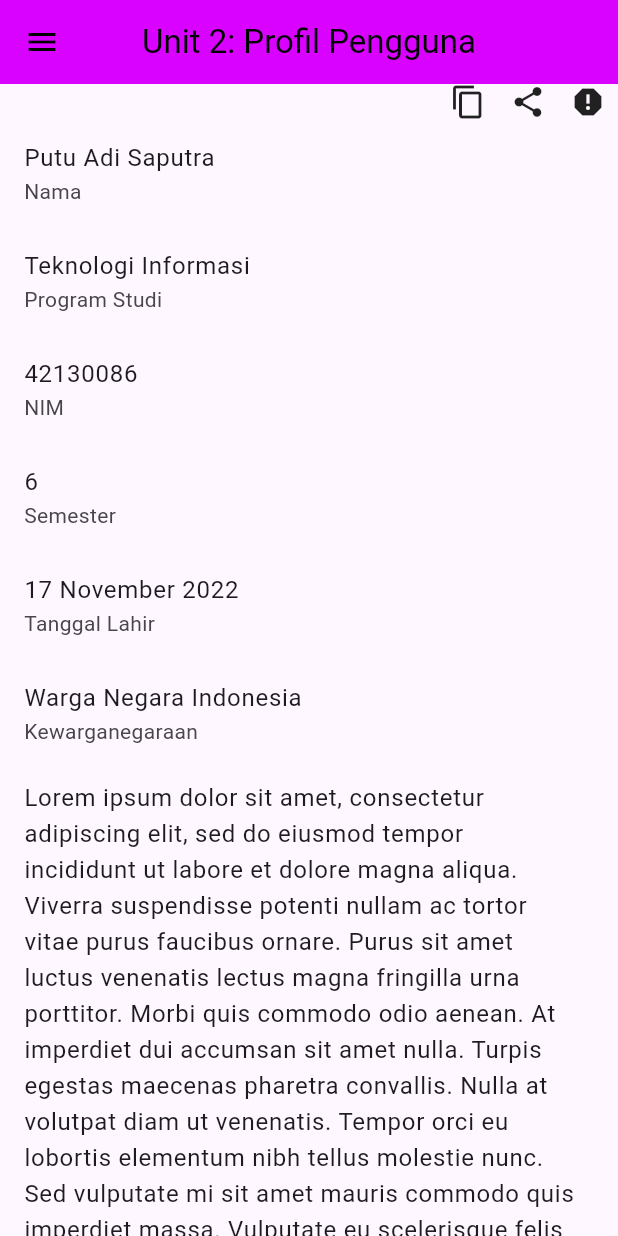
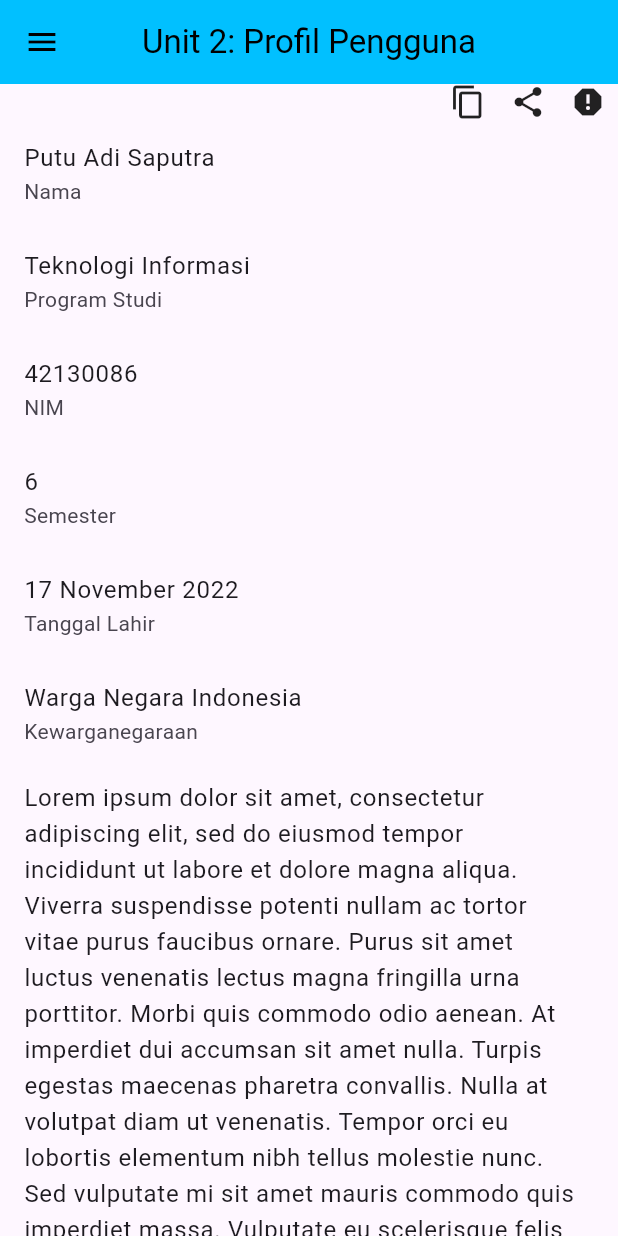
Before and after one commit to narutompel/praktikum_multiplatform_unit_3, a Flutter app: the screen it shows after launch, on a phone screen of 412 x 824 dp. Run offline on Flutter 3.47's test engine with Material 3 defaults, Android fonts, the phone set to English and light mode, and no system bars; network calls fail.

Commit message:
update beberapa aset dan tambahan parameter children disertai juga dengan  atribut untuk widget UserAccountDrawerHeader

```diff
--- a/lib/main.dart
+++ b/lib/main.dart
@@ -29,7 +29,7 @@ class HomePage extends StatelessWidget {
         title: Text('Unit 2: Profil Pengguna'),
         centerTitle: true,
         backgroundColor:
-              Color.fromARGB(255, 217, 1, 255), // Ubah warna latar belakang
+            Color.fromARGB(255, 1, 192, 255), // Ubah warna latar belakang
         foregroundColor: Color.fromARGB(255, 0, 0, 0), // Ubah warna teks
       ),
       // body:
@@ -97,7 +97,20 @@ Widget _myDrawer() {
     child: Drawer(
       child: ListView(
         padding: EdgeInsets.zero,
-        children: [],
+        children: const [
+          UserAccountsDrawerHeader(
+            currentAccountPicture: Image(
+              image: AssetImage('images/profil.png'),
+            ),
+            accountName: Text("Putu Adi Saputra"),
+            accountEmail: Text("putujackson0@gmail.com"),
+            decoration: BoxDecoration(
+                image: DecorationImage(
+                    image: NetworkImage(
+                        "https://images.unsplash.com/photo-1605111226859-dcf3cae324c8?q=80&w=1933&auto=format&fit=crop&ixlib=rb-4.0.3&ixid=M3wxMjA3fDB8MHxwaG90by1wYWdlfHx8fGVufDB8fHx8fA%3D%3D"),
+                    fit: BoxFit.cover)),
+          ),
+        ],
       ),
     ),
   );
--- a/pubspec.yaml
+++ b/pubspec.yaml
@@ -17,3 +17,5 @@ dev_dependencies:
 
 flutter:
   uses-material-design: true
+  assets:
+    - images/
```
Also changed, not shown: assets/images/Asset 1.png (added), assets/images/envelope-dot.svg (renamed from envelope-dot.svg), assets/images/linkedin.svg (renamed from linkedin.svg), assets/images/portrait.jpg (added), assets/images/profil.png (added), assets/images/settings.svg (renamed from settings.svg). Lines whose indentation alone changed are shown as unchanged.
